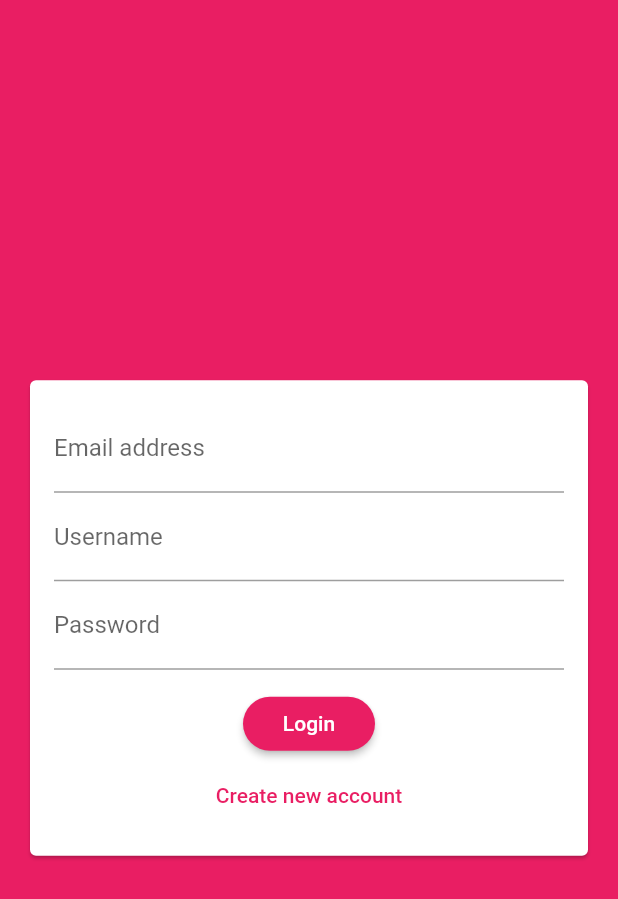
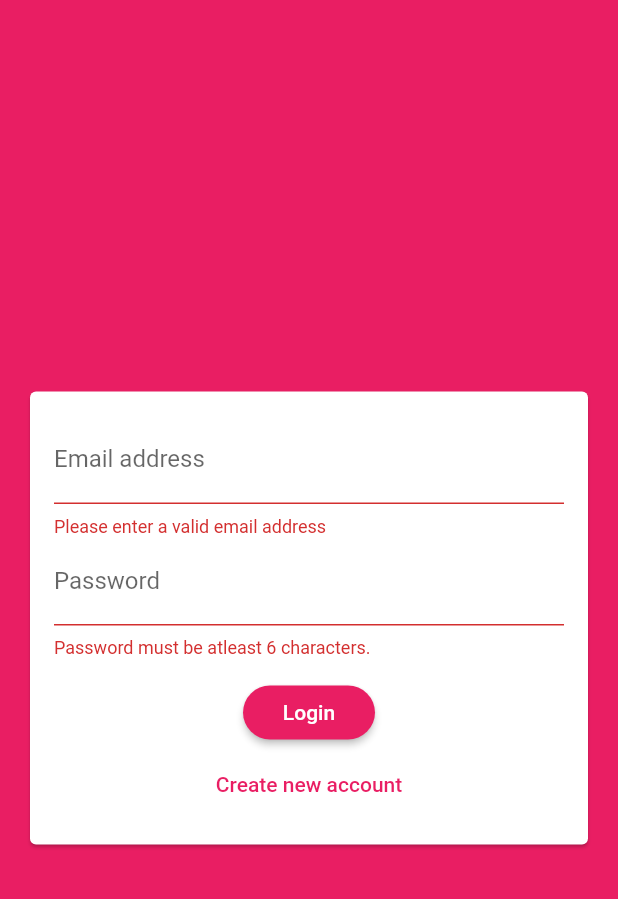
Before and after one commit to Syamgith/realchat, a Flutter app: the screen it shows after launch, after a tap on "Login", on a phone screen of 412 x 824 dp. Shown: the top 899 px of the screen. Run offline on Flutter 3.47's test engine with Material 2 defaults, Android fonts, the phone set to English and light mode, and no system bars; our stand-ins replace cloud_firestore, firebase_auth, firebase_core; accounts and stored records are empty.

```diff
--- a/lib/main.dart
+++ b/lib/main.dart
@@ -1,5 +1,6 @@
 import 'package:firebase_core/firebase_core.dart';
 import 'package:flutter/material.dart';
+import 'package:firebase_auth/firebase_auth.dart';
 import 'package:realchat/screens/auth_screen.dart';
 import 'package:realchat/screens/chat_screen.dart';
 
@@ -14,6 +15,7 @@ class MyApp extends StatelessWidget {
   @override
   Widget build(BuildContext context) {
     return MaterialApp(
+      debugShowCheckedModeBanner: false,
       title: 'Real Chat',
       theme: ThemeData(
         primarySwatch: Colors.pink,
@@ -29,7 +31,14 @@ class MyApp extends StatelessWidget {
         ),
         visualDensity: VisualDensity.adaptivePlatformDensity,
       ),
-      home: AuthScreen(),
+      home: StreamBuilder(
+          stream: FirebaseAuth.instance.authStateChanges(),
+          builder: (context, userSnapshot) {
+            if (userSnapshot.hasData) {
+              return ChatScreen();
+            }
+            return AuthScreen();
+          }),
     );
   }
 }
--- a/lib/screens/auth_screen.dart
+++ b/lib/screens/auth_screen.dart
@@ -1,5 +1,8 @@
 import 'package:flutter/material.dart';
+import 'package:flutter/services.dart';
 import 'package:realchat/widgets/auth/auth_form.dart';
+import 'package:firebase_auth/firebase_auth.dart';
+import 'package:cloud_firestore/cloud_firestore.dart';
 
 class AuthScreen extends StatefulWidget {
   @override
@@ -7,11 +10,72 @@ class AuthScreen extends StatefulWidget {
 }
 
 class _AuthScreenState extends State<AuthScreen> {
+  var _isLoading = false;
+  final auth = FirebaseAuth.instance;
+  void _submitAuthForm(
+    String email,
+    String password,
+    String username,
+    bool isLogin,
+    BuildContext ctx,
+  ) async {
+    UserCredential userCredential;
+    try {
+      setState(() {
+        _isLoading = true;
+      });
+
+      if (isLogin) {
+        userCredential = await auth.signInWithEmailAndPassword(
+          email: email,
+          password: password,
+        );
+      } else {
+        userCredential = await auth.createUserWithEmailAndPassword(
+          email: email,
+          password: password,
+        );
+        await FirebaseFirestore.instance
+            .collection('users')
+            .doc(userCredential.user.uid)
+            .set({
+          'username': username,
+          'email': email,
+        });
+      }
+    } on PlatformException catch (e) {
+      var message = 'An error occured, please check your credentials.';
+      if (e.message != null) {
+        message = e.message;
+      }
+      Scaffold.of(ctx).showSnackBar(
+        SnackBar(
+          content: Text(message),
+          backgroundColor: Theme.of(ctx).errorColor,
+        ),
+      );
+      setState(() {
+        _isLoading = false;
+      });
+    } catch (e) {
+      //print(e);
+      Scaffold.of(ctx).showSnackBar(
+        SnackBar(
+          content: Text(e.message),
+          backgroundColor: Theme.of(ctx).errorColor,
+        ),
+      );
+      setState(() {
+        _isLoading = false;
+      });
+    }
+  }
+
   @override
   Widget build(BuildContext context) {
     return Scaffold(
       backgroundColor: Theme.of(context).primaryColor,
-      body: AuthForn(),
+      body: AuthForm(_submitAuthForm, _isLoading),
     );
   }
 }
--- a/lib/widgets/auth/auth_form.dart
+++ b/lib/widgets/auth/auth_form.dart
@@ -1,11 +1,37 @@
 import 'package:flutter/material.dart';
 
-class AuthForn extends StatefulWidget {
+class AuthForm extends StatefulWidget {
+  bool isLoading;
+  final void Function(String email, String password, String username,
+      bool isLogin, BuildContext ctx) submitFn;
+
+  AuthForm(this.submitFn, this.isLoading);
   @override
-  _AuthFornState createState() => _AuthFornState();
+  _AuthFormState createState() => _AuthFormState();
 }
 
-class _AuthFornState extends State<AuthForn> {
+class _AuthFormState extends State<AuthForm> {
+  final _formKey = GlobalKey<FormState>();
+  var _isLogin = true;
+  var _userEmail = '';
+  var _userName = '';
+  var _userPassword = '';
+
+  void _trySubmit() {
+    final isValid = _formKey.currentState.validate();
+    FocusScope.of(context).unfocus();
+    if (isValid) {
+      _formKey.currentState.save();
+      widget.submitFn(
+        _userEmail.trim(),
+        _userPassword,
+        _userName.trim(),
+        _isLogin,
+        context,
+      );
+    }
+  }
+
   @override
   Widget build(BuildContext context) {
     return Center(
@@ -15,35 +41,76 @@ class _AuthFornState extends State<AuthForn> {
           child: Padding(
             padding: EdgeInsets.all(16),
             child: Form(
+              key: _formKey,
               child: Column(
                 mainAxisSize: MainAxisSize.min,
                 children: [
                   TextFormField(
+                    key: ValueKey('email'),
+                    validator: (value) {
+                      if (value.isEmpty || !value.contains('@')) {
+                        return 'Please enter a valid email address';
+                      }
+                      return null;
+                    },
                     keyboardType: TextInputType.emailAddress,
                     decoration: InputDecoration(
                       labelText: 'Email address',
                     ),
+                    onSaved: (value) {
+                      _userEmail = value;
+                    },
                   ),
+                  if (!_isLogin)
                     TextFormField(
+                      key: ValueKey('username'),
+                      validator: (value) {
+                        if (value.isEmpty || value.length < 6) {
+                          return 'Please enter atleast 6 characters.';
+                        }
+                        return null;
+                      },
                       decoration: InputDecoration(
                         labelText: 'Username',
                       ),
+                      onSaved: (value) {
+                        _userName = value;
+                      },
                     ),
                   TextFormField(
+                    key: ValueKey('password'),
+                    validator: (value) {
+                      if (value.isEmpty || value.length < 6) {
+                        return 'Password must be atleast 6 characters.';
+                      }
+                      return null;
+                    },
                     obscureText: true,
                     decoration: InputDecoration(
                       labelText: 'Password',
                     ),
+                    onSaved: (value) {
+                      _userPassword = value;
+                    },
                   ),
                   SizedBox(height: 12),
+                  if (widget.isLoading) CircularProgressIndicator(),
+                  if (!widget.isLoading)
                     RaisedButton(
-                    child: Text('Login'),
-                    onPressed: () {},
+                      child: Text(_isLogin ? 'Login' : 'Signup'),
+                      onPressed: _trySubmit,
                     ),
+                  if (!widget.isLoading)
                     FlatButton(
                       textColor: Theme.of(context).primaryColor,
-                    child: Text('Create new account'),
-                    onPressed: () {},
+                      child: Text(_isLogin
+                          ? 'Create new account'
+                          : 'I already have an account'),
+                      onPressed: () {
+                        setState(() {
+                          _isLogin = !_isLogin;
+                        });
+                      },
                     ),
                 ],
               ),
--- a/pubspec.yaml
+++ b/pubspec.yaml
@@ -30,6 +30,7 @@ dependencies:
   cupertino_icons: ^1.0.0
   cloud_firestore: ^0.14.1+3
   firebase_core: ^0.5.0+1
+  firebase_auth: ^0.18.1+2
 
 dev_dependencies:
   flutter_test:
```
Also changed, not shown: lib/screens/chat_screen.dart (+32 -1 lines), pubspec.lock. Lines whose indentation alone changed are shown as unchanged.
